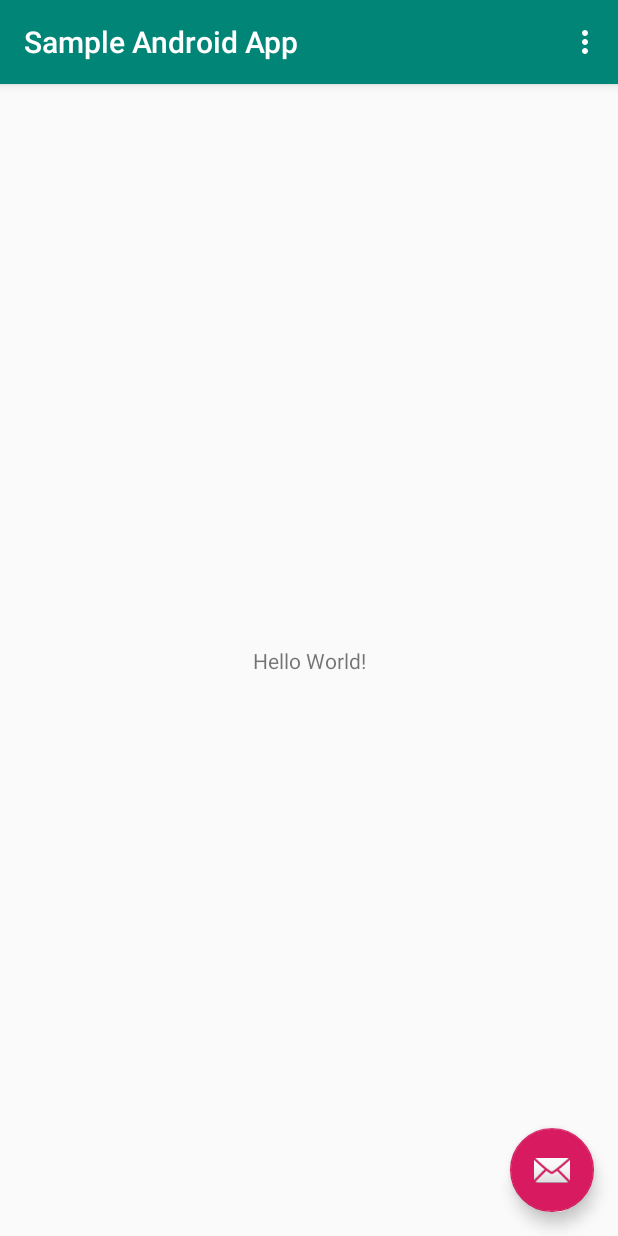
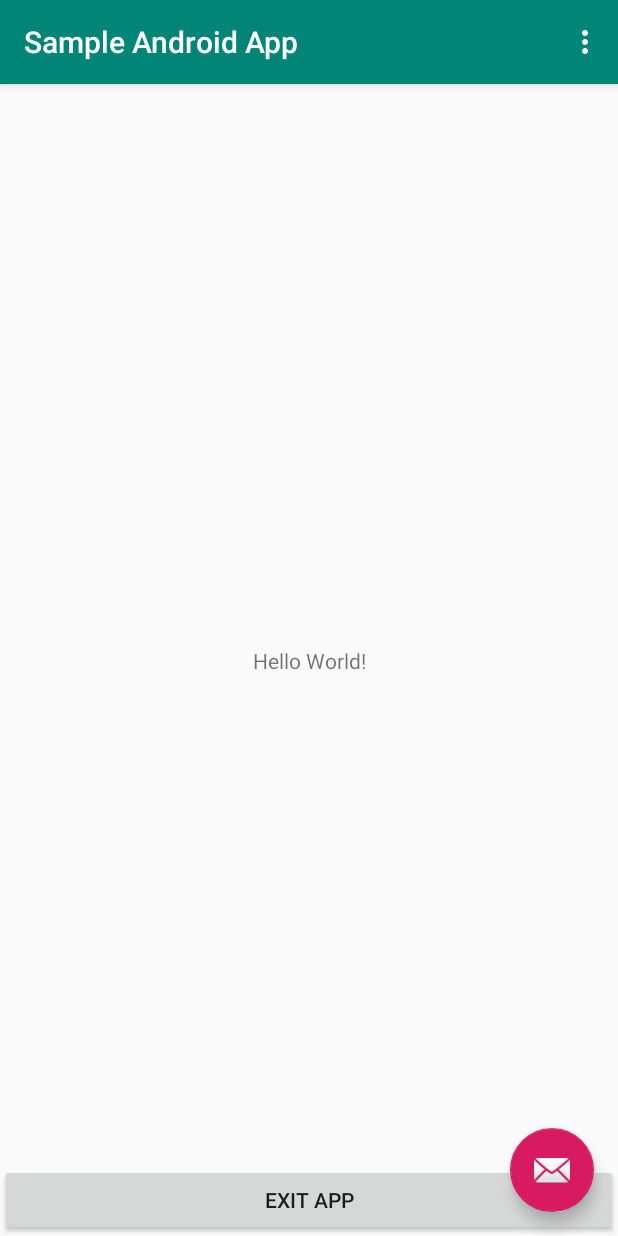
Before and after one commit to tomoima525/Release-Drafter-Demo, an Android app: the screen it shows after launch (MainActivity), on a phone screen of 412 x 824 dp. Run offline under Robolectric (Android 15) with nearby library versions, the phone set to English and light mode, and no system bars.

Commit message:
Add exit button that quits app

```diff
--- a/app/src/main/java/ba/app/sampleandroidapp/MainActivity.kt
+++ b/app/src/main/java/ba/app/sampleandroidapp/MainActivity.kt
@@ -7,6 +7,7 @@ import android.view.Menu
 import android.view.MenuItem
 
 import kotlinx.android.synthetic.main.activity_main.*
+import kotlinx.android.synthetic.main.content_main.*
 
 class MainActivity : AppCompatActivity() {
 
@@ -18,6 +19,10 @@ class MainActivity : AppCompatActivity() {
         fab.setOnClickListener { view ->
             Snackbar.make(view, "Replace with your own action", Snackbar.LENGTH_LONG)
                 .setAction("Action", null).show()
+        }
+
+        exit_button.setOnClickListener {
+            finish()
         }
     }
 
--- a/app/src/main/res/layout/content_main.xml
+++ b/app/src/main/res/layout/content_main.xml
@@ -17,4 +17,13 @@
         app:layout_constraintRight_toRightOf="parent"
         app:layout_constraintTop_toTopOf="parent" />
 
+    <Button
+        android:id="@+id/exit_button"
+        android:layout_width="0dp"
+        android:layout_height="wrap_content"
+        app:layout_constraintBottom_toBottomOf="parent"
+        app:layout_constraintLeft_toLeftOf="parent"
+        app:layout_constraintRight_toRightOf="parent"
+        android:text="@string/exit"/>
+
 </androidx.constraintlayout.widget.ConstraintLayout>
--- a/app/src/main/res/values/strings.xml
+++ b/app/src/main/res/values/strings.xml
@@ -1,4 +1,5 @@
 <resources>
     <string name="app_name">Sample Android App</string>
     <string name="action_settings">Settings</string>
+    <string name="exit">Exit App</string>
 </resources>
```
